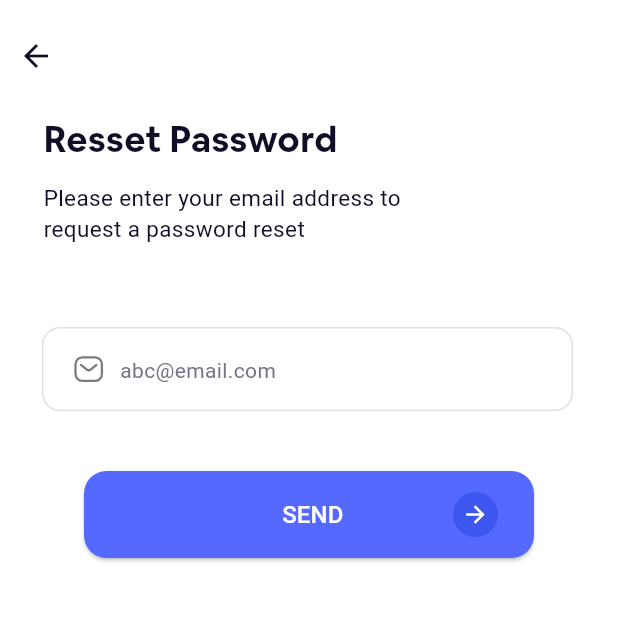
After one commit to 0xezzdev/Event-Hub-App, a Flutter app: the screen it shows after launch, after a tap on "Skip", after a tap on "Forgot Password?", on a phone screen of 412 x 824 dp, the top half of it. The commit adds this screen. Run offline on Flutter 3.47's test engine with Material 3 defaults, Android fonts, the phone set to English and light mode, and no system bars; our stand-ins replace flutter_advanced_switch, flutter_svg; project files that could hold a hidden picture were left out.

Commit message:
add forgot password feature

```diff
--- /dev/null
+++ b/lib/features/forgot_password/forgot_password.dart
@@ -0,0 +1,57 @@
+import 'package:event_hub_app/core/utils/colors.dart';
+import 'package:event_hub_app/core/utils/images.dart';
+import 'package:event_hub_app/core/utils/style.dart';
+import 'package:event_hub_app/core/widgets/custom_appbar.dart';
+import 'package:event_hub_app/core/widgets/custom_button.dart';
+import 'package:event_hub_app/core/widgets/custom_text_field.dart';
+import 'package:flutter/material.dart';
+
+class ForgotPassword extends StatefulWidget {
+  const ForgotPassword({super.key});
+
+  @override
+  State<ForgotPassword> createState() => _ForgotPasswordState();
+}
+
+class _ForgotPasswordState extends State<ForgotPassword> {
+  @override
+  Widget build(BuildContext context) {
+    return Scaffold(
+      backgroundColor: AppColors.mainWhite,
+      body: SafeArea(
+        child: Column(
+          crossAxisAlignment: CrossAxisAlignment.start,
+          children: [
+            CustomAppbar(title: '', rightIcons: []),
+            Padding(
+              padding: const EdgeInsets.only(left: 29, top: 0),
+              child: Text("Resset Password", style: Style.black24W400),
+            ),
+            Padding(
+              padding: const EdgeInsets.only(left: 29.0, top: 12),
+              child: SizedBox(
+                width: 244,
+                height: 50,
+                child: Text(
+                  "Please enter your email address to request a password reset",
+                  style: Style.black15W400,
+                ),
+              ),
+            ),
+            Padding(
+              padding: const EdgeInsets.only(top: 26.0),
+              child: CustomTextField(
+                hint: 'abc@email.com',
+                icon: AppImage.mail,
+              ),
+            ),
+            Padding(
+              padding: const EdgeInsets.only(top: 40, left: 56, right: 56),
+              child: CustomButton(text: 'SEND'),
+            ),
+          ],
+        ),
+      ),
+    );
+  }
+}
--- a/lib/features/signIn/sign_in.dart
+++ b/lib/features/signIn/sign_in.dart
@@ -4,6 +4,7 @@ import 'package:event_hub_app/core/utils/style.dart';
 import 'package:event_hub_app/core/widgets/custom_button.dart';
 import 'package:event_hub_app/core/widgets/custom_text_field.dart';
 import 'package:event_hub_app/core/widgets/social_button.dart';
+import 'package:event_hub_app/features/forgot_password/forgot_password.dart';
 import 'package:event_hub_app/features/signup/sign_up.dart';
 import 'package:flutter/material.dart';
 import 'package:flutter_advanced_switch/flutter_advanced_switch.dart';
@@ -87,7 +88,9 @@ class _SignInState extends State<SignIn> {
                     ),
                   ],
                 ),
-                Text("Forgot Password?", style: Style.black14W400),
+                TextButton(onPressed: () {
+                  Navigator.of(context).push(MaterialPageRoute(builder: (context)=>ForgotPassword()));
+                }, child: Text("Forgot Password?", style: Style.black14W400),),
               ],
             ),
           ),
```
